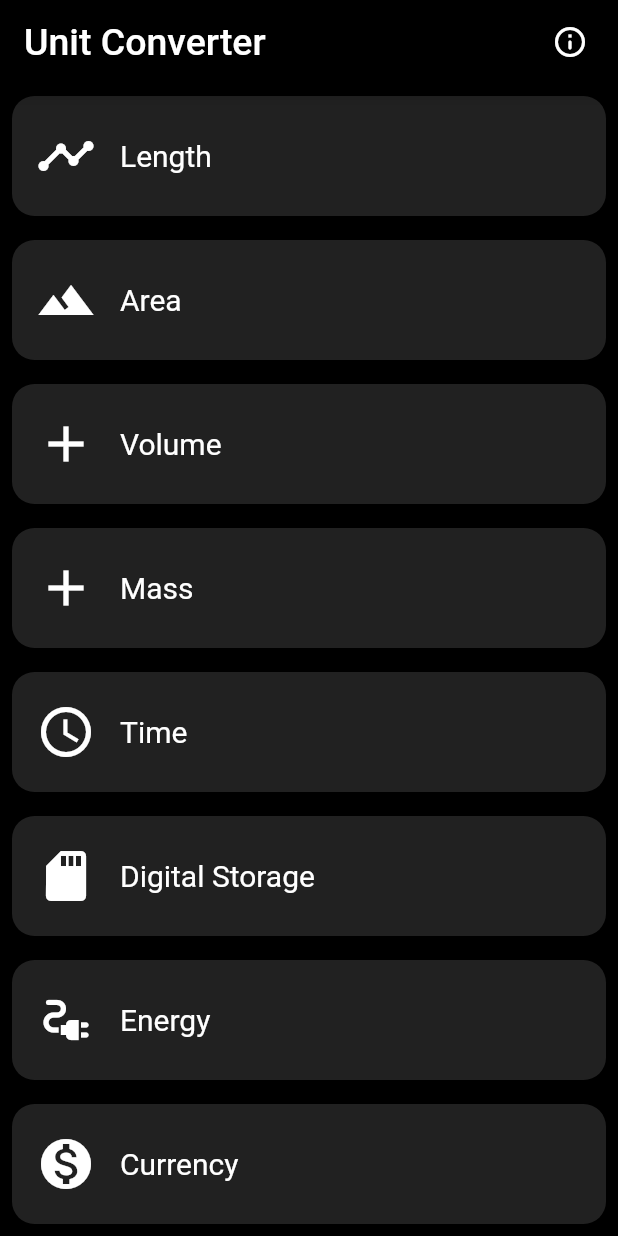
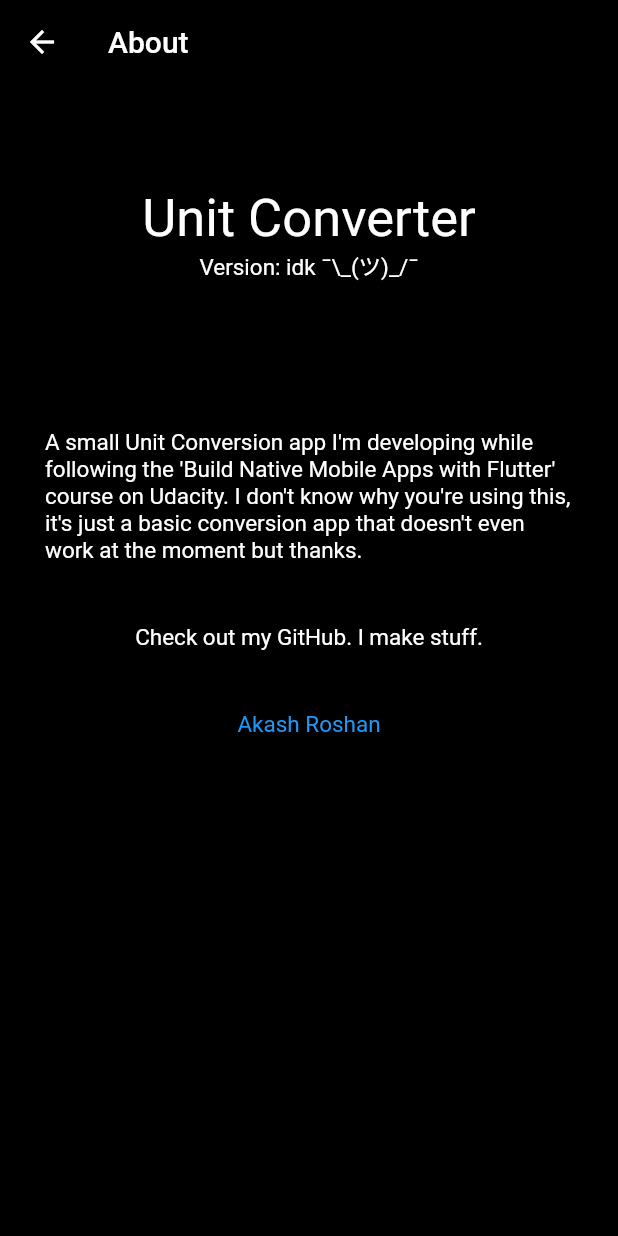
Before and after one commit to akashroshan135/unit-converter, a Flutter app: the screen it shows after launch, after a tap on the "info outline" icon, on a phone screen of 412 x 824 dp. Run offline on Flutter 3.47's test engine with Material 2 defaults, Android fonts, the phone set to English and light mode, and no system bars.

Commit message:
edit: a lot, idk

```diff
--- /dev/null
+++ b/lib/about_route.dart
@@ -0,0 +1,83 @@
+import 'package:flutter/material.dart';
+import 'package:url_launcher/url_launcher.dart';
+
+const _textcolor = TextStyle(fontSize: 15, color: Colors.white);
+
+class AboutScreen extends StatelessWidget {
+  @override
+  Widget build(BuildContext context) {
+    final appBar = AppBar(
+      leading: IconButton(
+          icon: Icon(Icons.arrow_back),
+          onPressed: () => Navigator.pop(context)),
+      title: Text(
+        'About',
+        style: TextStyle(fontSize: 20, color: Colors.white),
+      ),
+      backgroundColor: Colors.black,
+    );
+
+    return MaterialApp(
+      title: 'Material App',
+      home: Scaffold(
+        backgroundColor: Colors.black,
+        appBar: appBar,
+        body: Container(
+          padding: EdgeInsets.all(10),
+          child: ListView(
+            children: <Widget>[
+              Container(
+                height: 200,
+                child: ListView(children: [
+                  Container(
+                    height: 100,
+                    alignment: Alignment.bottomCenter,
+                    child: Text(
+                      'Unit Converter',
+                      style: TextStyle(fontSize: 35.0, color: Colors.white),
+                    ),
+                  ),
+                  Container(
+                    height: 100,
+                    alignment: Alignment.topCenter,
+                    child: Text(
+                      'Version: idk ¯\\\_(ツ)_/¯',
+                      style: _textcolor,
+                    ),
+                  ),
+                ]),
+              ),
+              Container(
+                padding: EdgeInsets.all(20.0),
+                alignment: Alignment.center,
+                child: Text(
+                  'A small Unit Conversion app I\'m developing while following the \'Build Native Mobile Apps with Flutter\' course on Udacity. I don\'t know why you\'re using this, it\'s just a basic conversion app that doesn\'t even work at the moment but thanks.',
+                  style: _textcolor,
+                ),
+              ),
+              Container(
+                padding: EdgeInsets.all(20.0),
+                alignment: Alignment.center,
+                child: Text(
+                  'Check out my GitHub. I make stuff.',
+                  style: _textcolor,
+                ),
+              ),
+              Container(
+                padding: EdgeInsets.all(20.0),
+                alignment: Alignment.center,
+                child: new InkWell(
+                  child: new Text(
+                    'Akash Roshan',
+                    style: TextStyle(fontSize: 15, color: Colors.blue),
+                  ),
+                  onTap: () => launch("https://github.com/akashroshan135"),
+                ),
+              )
+            ],
+          ),
+        ),
+      ),
+    );
+  }
+}
--- a/lib/category.dart
+++ b/lib/category.dart
@@ -1,8 +1,6 @@
-// Copyright 2018 The Chromium Authors. All rights reserved.
-// Use of this source code is governed by a BSD-style license that can be
-// found in the LICENSE file.
+import 'package:flutter/material.dart';
 
-import 'package:flutter/material.dart';
+import 'converter_route.dart';
 
 class Category extends StatelessWidget {
   final categoryName;
@@ -29,7 +27,12 @@ class Category extends StatelessWidget {
             highlightColor: categoryColor,
             splashColor: categoryColor,
             onTap: () {
-              print('I was tapped!');
+              Navigator.push(
+                context,
+                MaterialPageRoute(
+                    builder: (context) =>
+                        ConverterScreen(categoryName, categoryColor)),
+              );
             },
             child: Row(
               children: <Widget>[
--- a/lib/category_route.dart
+++ b/lib/category_route.dart
@@ -1,10 +1,7 @@
-// Copyright 2018 The Chromium Authors. All rights reserved.
-// Use of this source code is governed by a BSD-style license that can be
-// found in the LICENSE file.
-
 import 'package:flutter/material.dart';
 
 import 'category.dart';
+import 'about_route.dart';
 
 const _BGColor = Colors.black;
 
@@ -57,7 +54,10 @@ class CategoryRoute extends StatelessWidget {
           padding: EdgeInsets.all(8),
           child: IconButton(
             icon: Icon(Icons.info_outline_rounded),
-            onPressed: () => print('Shows about page'),
+            onPressed: () => Navigator.push(
+              context,
+              MaterialPageRoute(builder: (context) => AboutScreen()),
+            ),
           ),
         ),
       ],
--- /dev/null
+++ b/lib/converter_route.dart
@@ -0,0 +1,37 @@
+import 'package:flutter/material.dart';
+
+class ConverterScreen extends StatelessWidget {
+  final categoryName;
+  final categoryColor;
+
+  const ConverterScreen(
+    this.categoryName,
+    this.categoryColor,
+  );
+
+  @override
+  Widget build(BuildContext context) {
+    final appBar = AppBar(
+      leading: IconButton(
+          icon: Icon(Icons.arrow_back),
+          onPressed: () => Navigator.pop(context)),
+      title: Text(
+        categoryName,
+        style: TextStyle(fontSize: 20, color: Colors.white),
+      ),
+      backgroundColor: categoryColor,
+    );
+
+    return MaterialApp(
+      title: 'Material App',
+      home: Scaffold(
+        appBar: appBar,
+        body: Center(
+          child: Container(
+            child: Text('Hello World'),
+          ),
+        ),
+      ),
+    );
+  }
+}
```
Also changed, not shown: pubspec.yaml (+1 -9 lines), pubspec.lock.
